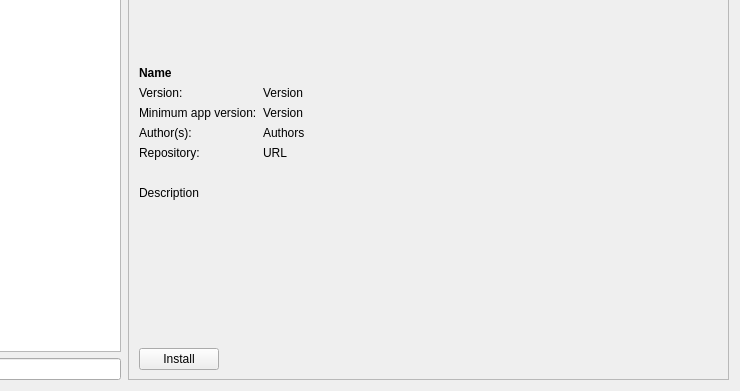
This is src/dialogs/scriptrepositorydialog.ui in pbek/QOwnNotes as Qt 5 draws it before an edit; both pictures show x 190 to 930 and y 266 to 657 of the 930 by 657 pixel window. The edited form follows.
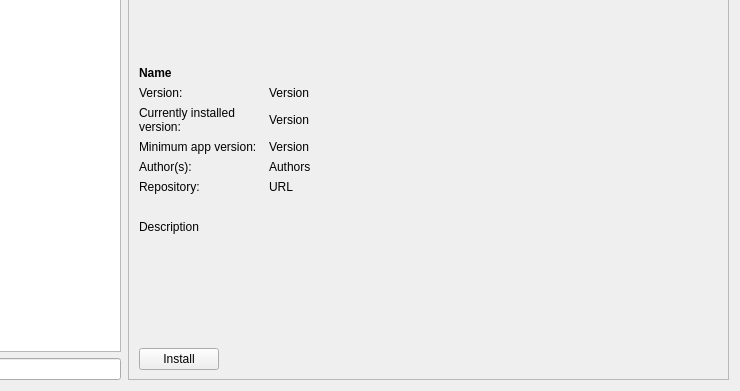
This is the edited form. Icons and pictures are not drawn.

```diff
--- a/src/dialogs/scriptrepositorydialog.ui
+++ b/src/dialogs/scriptrepositorydialog.ui
@@ -108,7 +108,37 @@
            <property name="bottomMargin">
             <number>0</number>
            </property>
+           <item row="0" column="0" colspan="3">
+            <widget class="QLabel" name="nameLabel">
+             <property name="text">
+              <string notr="true">&lt;b&gt;Name&lt;/b&gt;</string>
+             </property>
+             <property name="wordWrap">
+              <bool>true</bool>
+             </property>
+            </widget>
+           </item>
+           <item row="4" column="0">
+            <widget class="QLabel" name="currentlyInstalledVersionTextLabel">
+             <property name="text">
+              <string>Currently installed version:</string>
+             </property>
+             <property name="wordWrap">
+              <bool>true</bool>
+             </property>
+            </widget>
+           </item>
            <item row="5" column="0">
+            <widget class="QLabel" name="minAppVersionHeadlineLabel">
+             <property name="text">
+              <string>Minimum app version:</string>
+             </property>
+             <property name="wordWrap">
+              <bool>true</bool>
+             </property>
+            </widget>
+           </item>
+           <item row="6" column="0">
             <widget class="QLabel" name="versionLabel_2">
              <property name="text">
               <string notr="true">Author(s):</string>
@@ -121,7 +151,7 @@
              </property>
             </widget>
            </item>
-           <item row="11" column="0" colspan="2">
+           <item row="12" column="0" colspan="3">
             <spacer name="verticalSpacer">
              <property name="orientation">
               <enum>Qt::Vertical</enum>
@@ -134,20 +164,23 @@
              </property>
             </spacer>
            </item>
-           <item row="3" column="1">
-            <widget class="QLabel" name="versionLabel">
+           <item row="11" column="0" colspan="3">
+            <widget class="QLabel" name="descriptionLabel">
              <property name="text">
-              <string notr="true">Version</string>
+              <string notr="true">Description</string>
              </property>
-             <property name="textFormat">
-              <enum>Qt::PlainText</enum>
+             <property name="wordWrap">
+              <bool>true</bool>
+             </property>
+             <property name="openExternalLinks">
+              <bool>true</bool>
              </property>
              <property name="textInteractionFlags">
               <set>Qt::LinksAccessibleByMouse|Qt::TextSelectableByMouse</set>
              </property>
             </widget>
            </item>
-           <item row="9" column="1">
+           <item row="10" column="2">
             <spacer name="horizontalSpacer_2">
              <property name="orientation">
               <enum>Qt::Horizontal</enum>
@@ -160,7 +193,17 @@
              </property>
             </spacer>
            </item>
-           <item row="5" column="1">
+           <item row="9" column="0">
+            <widget class="QLabel" name="textLabel2">
+             <property name="text">
+              <string>Repository:</string>
+             </property>
+             <property name="wordWrap">
+              <bool>true</bool>
+             </property>
+            </widget>
+           </item>
+           <item row="6" column="2">
             <widget class="QLabel" name="authorLabel">
              <property name="text">
               <string notr="true">Authors</string>
@@ -173,22 +216,6 @@
              </property>
             </widget>
            </item>
-           <item row="10" column="0" colspan="2">
-            <widget class="QLabel" name="descriptionLabel">
-             <property name="text">
-              <string notr="true">Description</string>
-             </property>
-             <property name="wordWrap">
-              <bool>true</bool>
-             </property>
-             <property name="openExternalLinks">
-              <bool>true</bool>
-             </property>
-             <property name="textInteractionFlags">
-              <set>Qt::LinksAccessibleByMouse|Qt::TextSelectableByMouse</set>
-             </property>
-            </widget>
-           </item>
            <item row="3" column="0">
             <widget class="QLabel" name="textLabel">
              <property name="text">
@@ -199,7 +226,23 @@
              </property>
             </widget>
            </item>
-           <item row="13" column="0" colspan="2">
+           <item row="9" column="2">
+            <widget class="QLabel" name="repositoryLinkLabel">
+             <property name="toolTip">
+              <string notr="true"/>
+             </property>
+             <property name="text">
+              <string notr="true">URL</string>
+             </property>
+             <property name="wordWrap">
+              <bool>true</bool>
+             </property>
+             <property name="openExternalLinks">
+              <bool>true</bool>
+             </property>
+            </widget>
+           </item>
+           <item row="14" column="0" colspan="3">
             <widget class="QFrame" name="horizontalFrame">
              <property name="frameShape">
               <enum>QFrame::NoFrame</enum>
@@ -256,59 +299,42 @@
              </layout>
             </widget>
            </item>
-           <item row="8" column="0">
-            <widget class="QLabel" name="textLabel2">
+           <item row="3" column="2">
+            <widget class="QLabel" name="versionLabel">
              <property name="text">
-              <string>Repository:</string>
+              <string notr="true">Version</string>
              </property>
-             <property name="wordWrap">
-              <bool>true</bool>
+             <property name="textFormat">
+              <enum>Qt::PlainText</enum>
              </property>
-            </widget>
-           </item>
-           <item row="0" column="0" colspan="2">
-            <widget class="QLabel" name="nameLabel">
-             <property name="text">
-              <string notr="true">&lt;b&gt;Name&lt;/b&gt;</string>
+             <property name="textInteractionFlags">
+              <set>Qt::LinksAccessibleByMouse|Qt::TextSelectableByMouse</set>
              </property>
              <property name="wordWrap">
               <bool>true</bool>
              </property>
             </widget>
            </item>
-           <item row="8" column="1">
-            <widget class="QLabel" name="repositoryLinkLabel">
-             <property name="toolTip">
-              <string notr="true"/>
-             </property>
-             <property name="text">
-              <string notr="true">URL</string>
-             </property>
-             <property name="wordWrap">
-              <bool>true</bool>
-             </property>
-             <property name="openExternalLinks">
-              <bool>true</bool>
-             </property>
-            </widget>
-           </item>
-           <item row="4" column="0">
-            <widget class="QLabel" name="minAppVersionHeadlineLabel">
-             <property name="text">
-              <string>Minimum app version:</string>
-             </property>
-             <property name="wordWrap">
-              <bool>true</bool>
-             </property>
-            </widget>
-           </item>
-           <item row="4" column="1">
+           <item row="5" column="2">
             <widget class="QLabel" name="minAppVersionLabel">
              <property name="text">
               <string notr="true">Version</string>
              </property>
             </widget>
            </item>
+           <item row="4" column="2">
+            <widget class="QLabel" name="currentlyInstalledVersionLabel">
+             <property name="text">
+              <string notr="true">Version</string>
+             </property>
+             <property name="textFormat">
+              <enum>Qt::PlainText</enum>
+             </property>
+             <property name="textInteractionFlags">
+              <set>Qt::LinksAccessibleByMouse|Qt::TextSelectableByMouse</set>
+             </property>
+            </widget>
+           </item>
           </layout>
          </widget>
         </item>
```
Left out of the diff: 3 changed lines with no effect on the pictures.
